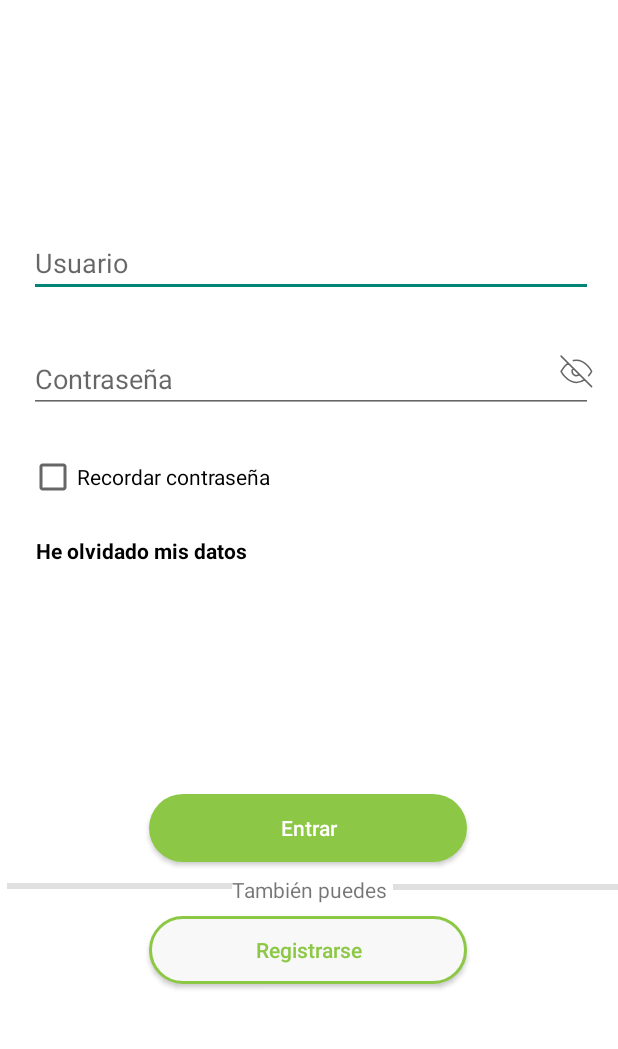
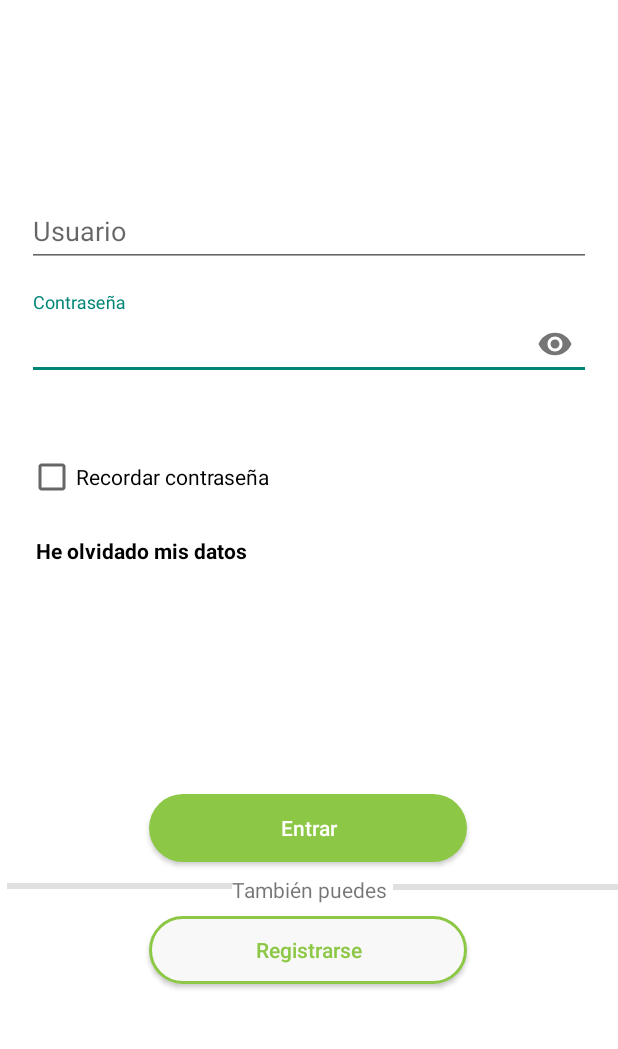
Before and after one commit to Atinaree/JCCV_1, an Android app: the screen it shows after launch (LoginActivity), after a tap on "Entrar", on a phone screen of 412 x 824 dp, the part 140-1189 px from its top. Run offline under Robolectric (Android 15) with nearby library versions, the phone set to English and light mode, and no system bars; our stand-ins replace Firebase (no records; nobody signed in at launch, a user with empty details on screens opened directly), Room's generated code.

Commit message:
Practica 3: Ya esta terminada del todo

```diff
--- a/app/src/main/java/com/example/jccv_1/practica3/ForgotPasswordActivity.kt
+++ b/app/src/main/java/com/example/jccv_1/practica3/ForgotPasswordActivity.kt
@@ -1,15 +1,12 @@
 package com.example.jccv_1.practica3
 
-import android.content.Intent
 import androidx.appcompat.app.AppCompatActivity
 import android.os.Bundle
 import android.widget.Button
 import android.widget.EditText
-import android.widget.TextView
 import android.widget.Toast
 import androidx.appcompat.app.AlertDialog
 import com.example.jccv_1.R
-import com.example.jccv_1.practica2.SwapperActivity
 import com.google.firebase.analytics.FirebaseAnalytics
 import com.google.firebase.auth.FirebaseAuth
 
@@ -35,7 +32,7 @@ class ForgotPasswordActivity : AppCompatActivity() {
     private fun setup() {
         title = "Autenticación"
         var registrar = findViewById<Button>(R.id.button3)
-        var email = findViewById<EditText>(R.id.emailEditText)
+        var email = findViewById<EditText>(R.id.textInputLayaout2)
 
         registrar.setOnClickListener() {
             val email: String = email.text.toString().trim() { it <= ' ' }
--- a/app/src/main/java/com/example/jccv_1/practica3/LoginActivity.kt
+++ b/app/src/main/java/com/example/jccv_1/practica3/LoginActivity.kt
@@ -4,12 +4,12 @@ import android.content.Intent
 import androidx.appcompat.app.AppCompatActivity
 import android.os.Bundle
 import android.widget.Button
-import android.widget.EditText
 import android.widget.ImageButton
 import android.widget.TextView
 import androidx.appcompat.app.AlertDialog
 import com.example.jccv_1.R
 import com.example.jccv_1.practica2.SwapperActivity
+import com.google.android.material.textfield.TextInputEditText
 import com.google.firebase.analytics.FirebaseAnalytics
 import com.google.firebase.auth.FirebaseAuth
 
@@ -30,14 +30,10 @@ class LoginActivity : AppCompatActivity() {
         title = "Autenticación"
         var registrar = findViewById<Button>(R.id.button3)
         var entrar = findViewById<Button>(R.id.entrarBtn)
-        var email = findViewById<EditText>(R.id.emailEditText)
-        var contraseña = findViewById<EditText>(R.id.passwordEditText)
+        var email = findViewById<TextInputEditText>(R.id.emailEditText)
+        var contraseña = findViewById<TextInputEditText>(R.id.passwordEditText)
         var olvidado = findViewById<TextView>(R.id.olvidado)
-        var mostrar = findViewById<ImageButton>(R.id.mostrarContraseña)
 
-        mostrar.setOnClickListener(){
-
-        }
 
         olvidado.setOnClickListener() {
             val intent = Intent(applicationContext, ForgotPasswordActivity::class.java)
@@ -48,7 +44,7 @@ class LoginActivity : AppCompatActivity() {
             startActivity(intent)
         }
         entrar.setOnClickListener() {
-            if (email.text.isNotEmpty() && contraseña.text.isNotEmpty()) {
+            if (!(email.text.isNullOrBlank() && contraseña.text.isNullOrBlank())) {
                 FirebaseAuth.getInstance()
                     .signInWithEmailAndPassword(email.text.toString(), contraseña.text.toString())
                     .addOnCompleteListener {
--- a/app/src/main/java/com/example/jccv_1/practica3/SignupActivity.kt
+++ b/app/src/main/java/com/example/jccv_1/practica3/SignupActivity.kt
@@ -35,7 +35,7 @@ class SignupActivity : AppCompatActivity() {
         title = "Autenticación"
         var registrar = findViewById<Button>(R.id.button3)
         var entrar = findViewById<Button>(R.id.entrarBtn)
-        var email = findViewById<EditText>(R.id.emailEditText)
+        var email = findViewById<EditText>(R.id.textInputLayaout2)
         var contraseña = findViewById<EditText>(R.id.passwordEditText)
 
         registrar.setOnClickListener(){
--- a/app/src/main/res/layout/activity_forgot.xml
+++ b/app/src/main/res/layout/activity_forgot.xml
@@ -19,7 +19,7 @@
 
 
         <EditText
-            android:id="@+id/emailEditText"
+            android:id="@+id/textInputLayaout2"
             android:layout_width="376dp"
             android:layout_height="40dp"
             android:ems="10"
@@ -81,7 +81,7 @@
             android:text="Introduzca su email"
             android:textColor="#050505"
             android:textStyle="bold"
-            app:layout_constraintBottom_toTopOf="@+id/emailEditText"
+            app:layout_constraintBottom_toTopOf="@+id/textInputLayaout2"
             app:layout_constraintEnd_toEndOf="parent"
             app:layout_constraintHorizontal_bias="0.066"
             app:layout_constraintStart_toStartOf="parent"
--- a/app/src/main/res/layout/activity_login.xml
+++ b/app/src/main/res/layout/activity_login.xml
@@ -9,38 +9,6 @@
     android:background="@color/white">
 
 
-    <EditText
-        android:id="@+id/emailEditText"
-        android:layout_width="376dp"
-        android:layout_height="40dp"
-        android:layout_marginStart="5dp"
-        android:layout_marginEnd="5dp"
-        android:ems="10"
-        android:hint="Usuario"
-        android:inputType="textPersonName"
-        app:layout_constraintBottom_toBottomOf="parent"
-        app:layout_constraintEnd_toEndOf="parent"
-        app:layout_constraintHorizontal_bias="0.542"
-        app:layout_constraintStart_toStartOf="parent"
-        app:layout_constraintTop_toTopOf="parent"
-        app:layout_constraintVertical_bias="0.321" />
-
-    <EditText
-        android:id="@+id/passwordEditText"
-        android:layout_width="376dp"
-        android:layout_height="40dp"
-        android:layout_marginStart="5dp"
-        android:layout_marginEnd="5dp"
-        android:ems="10"
-        android:hint="Contraseña"
-        android:inputType="textPassword"
-        app:layout_constraintBottom_toBottomOf="parent"
-        app:layout_constraintEnd_toEndOf="parent"
-        app:layout_constraintHorizontal_bias="0.542"
-        app:layout_constraintStart_toStartOf="parent"
-        app:layout_constraintTop_toTopOf="parent"
-        app:layout_constraintVertical_bias="0.419" />
-
     <CheckBox
         android:id="@+id/checkBox"
         android:layout_width="376dp"
@@ -48,7 +16,7 @@
         android:text="Recordar contraseña"
         app:layout_constraintBottom_toBottomOf="parent"
         app:layout_constraintEnd_toEndOf="parent"
-        app:layout_constraintHorizontal_bias="0.542"
+        app:layout_constraintHorizontal_bias="0.514"
         app:layout_constraintStart_toStartOf="parent"
         app:layout_constraintTop_toTopOf="parent"
         app:layout_constraintVertical_bias="0.499" />
@@ -93,18 +61,6 @@
         app:layout_constraintEnd_toEndOf="parent"
         app:layout_constraintStart_toStartOf="parent"
         app:layout_constraintTop_toTopOf="parent" />
-
-    <ImageButton
-        android:id="@+id/mostrarContraseña"
-        android:layout_width="wrap_content"
-        android:layout_height="wrap_content"
-        android:layout_marginEnd="16dp"
-        android:background="@color/transparente"
-        android:src="@drawable/ic_ojo_off"
-        app:layout_constraintBottom_toBottomOf="@+id/passwordEditText"
-        app:layout_constraintEnd_toEndOf="parent"
-        app:layout_constraintTop_toTopOf="@+id/passwordEditText"
-        app:layout_constraintVertical_bias="0.0" />
 
     <TextView
         android:id="@+id/olvidado"
@@ -160,4 +116,41 @@
         app:layout_constraintTop_toBottomOf="@+id/entrarBtn"
         app:layout_constraintVertical_bias="0.008" />
 
+    <com.google.android.material.textfield.TextInputLayout
+        android:id="@+id/textInputLayout"
+        android:layout_width="376dp"
+        android:layout_height="60dp"
+        android:layout_marginStart="5dp"
+        android:layout_marginEnd="5dp"
+        android:layout_marginBottom="43dp"
+        app:layout_constraintBottom_toTopOf="@+id/checkBox"
+        app:layout_constraintEnd_toEndOf="parent"
+        app:layout_constraintStart_toStartOf="parent"
+        app:passwordToggleEnabled="true">
+
+        <com.google.android.material.textfield.TextInputEditText
+            android:id="@+id/passwordEditText"
+            android:layout_width="match_parent"
+            android:layout_height="wrap_content"
+            android:hint="Contraseña"
+            android:inputType="textPassword" />
+    </com.google.android.material.textfield.TextInputLayout>
+
+    <com.google.android.material.textfield.TextInputLayout
+        android:id="@+id/textInputLayaout2"
+        android:layout_width="376dp"
+        android:layout_height="60dp"
+        app:layout_constraintBottom_toTopOf="@+id/textInputLayout"
+        app:layout_constraintEnd_toEndOf="parent"
+        app:layout_constraintStart_toStartOf="parent"
+        app:layout_constraintTop_toBottomOf="@+id/imageView3"
+        app:layout_constraintVertical_bias="0.906">
+
+        <com.google.android.material.textfield.TextInputEditText
+            android:id="@+id/emailEditText"
+            android:layout_width="match_parent"
+            android:layout_height="wrap_content"
+            android:hint="Usuario" />
+    </com.google.android.material.textfield.TextInputLayout>
+
 </androidx.constraintlayout.widget.ConstraintLayout>
--- a/app/src/main/res/layout/activity_register.xml
+++ b/app/src/main/res/layout/activity_register.xml
@@ -19,7 +19,7 @@
 
 
         <EditText
-            android:id="@+id/emailEditText"
+            android:id="@+id/textInputLayaout2"
             android:layout_width="376dp"
             android:layout_height="40dp"
             android:ems="10"
@@ -51,7 +51,7 @@
             android:layout_height="40dp"
             android:ems="10"
             android:hint="Contraseña"
-            android:inputType="textPassword"
+            android:inputType="text"
             android:textColor="#070707"
             app:layout_constraintBottom_toBottomOf="parent"
             app:layout_constraintEnd_toEndOf="parent"
@@ -59,20 +59,6 @@
             app:layout_constraintStart_toStartOf="parent"
             app:layout_constraintTop_toTopOf="parent"
             app:layout_constraintVertical_bias="0.377" />
-
-        <ImageButton
-            android:id="@+id/imageButton"
-            android:layout_width="24dp"
-            android:layout_height="21dp"
-            android:background="@color/white"
-            android:scaleType="fitXY"
-            app:layout_constraintBottom_toBottomOf="parent"
-            app:layout_constraintEnd_toEndOf="parent"
-            app:layout_constraintHorizontal_bias="0.958"
-            app:layout_constraintStart_toStartOf="parent"
-            app:layout_constraintTop_toTopOf="parent"
-            app:layout_constraintVertical_bias="0.394"
-            app:srcCompat="@drawable/ojocerrado" />
 
         <Button
             android:id="@+id/entrarBtn"
@@ -93,6 +79,8 @@
             android:layout_width="138dp"
             android:layout_height="45dp"
             android:text="registrar"
+            android:textColor="#8CC846"
+            android:background="@drawable/redondeo_boton2"
             app:layout_constraintBottom_toBottomOf="parent"
             app:layout_constraintEnd_toEndOf="parent"
             app:layout_constraintHorizontal_bias="0.069"
```
